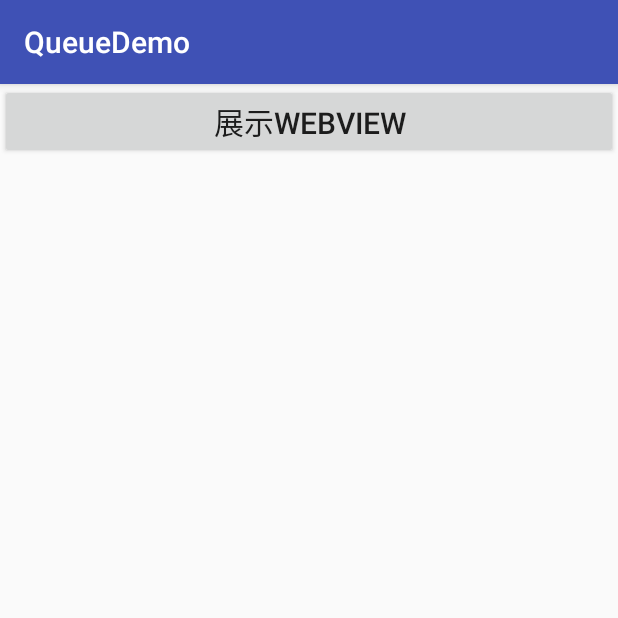
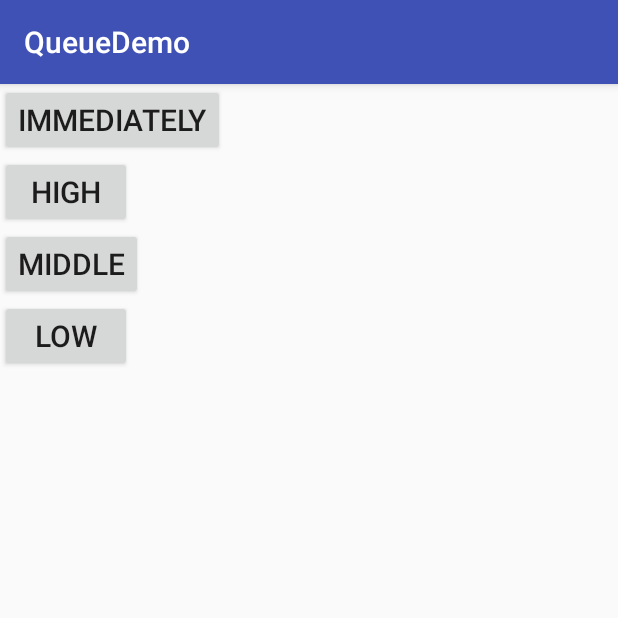
Before and after one commit to QuincyJiang/QueueDemo, an Android app: the screen it shows after launch (MainActivity), on a phone screen of 412 x 824 dp, the top half of it. Run offline under Robolectric (Android 15) with nearby library versions, the phone set to English and light mode, and no system bars; libraries missing offline, so code that uses them is left out: com.squareup.leakcanary; 1 statement that could not run was skipped.

```diff
--- a/app/build.gradle
+++ b/app/build.gradle
@@ -20,12 +20,12 @@ android {
 
 dependencies {
     implementation fileTree(dir: 'libs', include: ['*.jar'])
-    implementation 'com.android.support:appcompat-v7:26.0.0'
+    implementation 'com.android.support:appcompat-v7:26.1.0'
     implementation 'com.android.support.constraint:constraint-layout:1.1.3'
     testImplementation 'junit:junit:4.12'
     androidTestImplementation 'com.android.support.test:runner:1.0.2'
     androidTestImplementation 'com.android.support.test.espresso:espresso-core:3.0.2'
     implementation 'io.reactivex.rxjava2:rxjava:2.2.2'
     implementation 'io.reactivex.rxjava2:rxandroid:2.1.0'
-    implementation 'com.squareup.leakcanary:leakcanary-android:1.5.4'
+    implementation 'com.squareup.leakcanary:leakcanary-android:1.6.2'
 }
--- a/app/src/main/java/com/example/administrator/queuedemo/interf/IShowTask.java
+++ b/app/src/main/java/com/example/administrator/queuedemo/interf/IShowTask.java
@@ -11,7 +11,7 @@ public interface IShowTask extends Comparable<IShowTask>{
     void enqueue();
     void show();
     void dismiss();
-    void setPriority(TaskPriority mTaskPriority);
+    IShowTask setPriority(TaskPriority mTaskPriority);
     TaskPriority getPriority();
     // 当优先级相同 按照插入顺序 先入先出 该方法用来标记插入顺序
     void setSequence(int mSequence);
--- a/app/src/main/res/layout/activity_main.xml
+++ b/app/src/main/res/layout/activity_main.xml
@@ -7,15 +7,26 @@
     tools:context=".MainActivity">
     <Button
         android:id="@+id/bt_1"
-        android:layout_width="match_parent"
+        android:layout_width="wrap_content"
         android:layout_height="wrap_content"
         android:textSize="20sp"
-        android:text="展示webview"/>
+        android:text="immediately"/>
     <Button
-        android:layout_marginLeft="500dp"
         android:id="@+id/bt_2"
         android:layout_width="wrap_content"
         android:layout_height="wrap_content"
         android:textSize="20sp"
-        android:text="展示webview"/>
+        android:text="high"/>
+    <Button
+        android:id="@+id/bt_3"
+        android:layout_width="wrap_content"
+        android:layout_height="wrap_content"
+        android:textSize="20sp"
+        android:text="middle"/>
+    <Button
+        android:id="@+id/bt_4"
+        android:layout_width="wrap_content"
+        android:layout_height="wrap_content"
+        android:textSize="20sp"
+        android:text="low"/>
 </LinearLayout>
```
Also changed, not shown: app/src/main/java/com/example/administrator/queuedemo/MainActivity.java (+28 -31 lines), app/src/main/java/com/example/administrator/queuedemo/tasks/BaseShowTask.java (+2 -7 lines), app/src/main/java/com/example/administrator/queuedemo/tasks/ShowAlertTask.java (+2 -19 lines).
